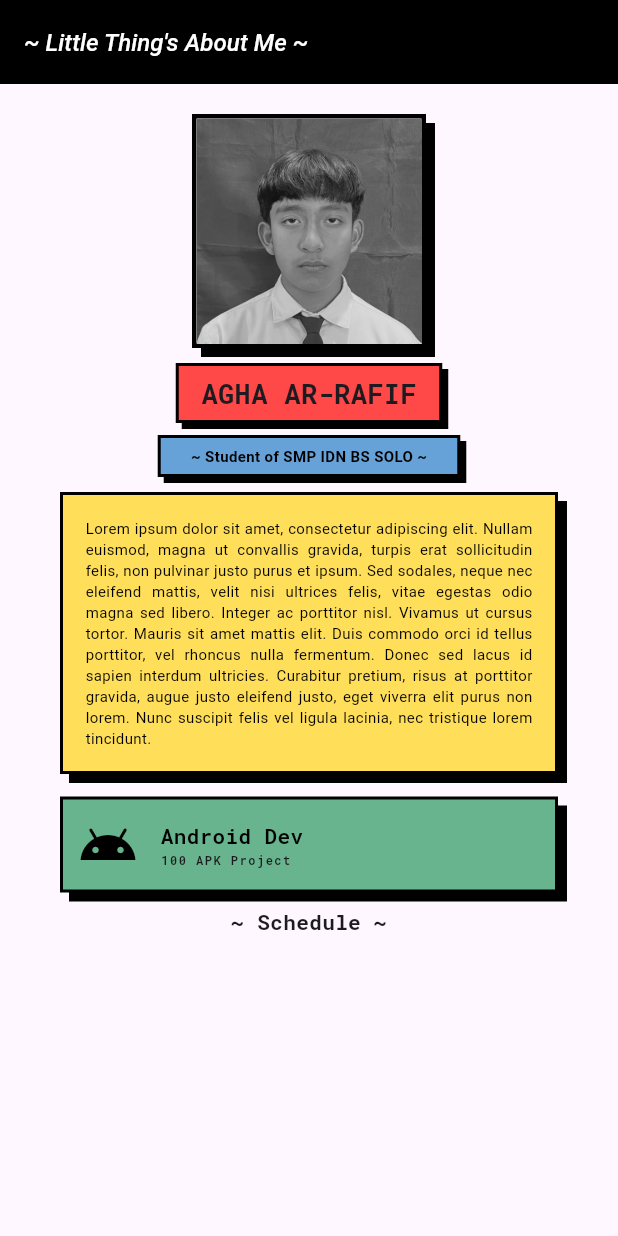
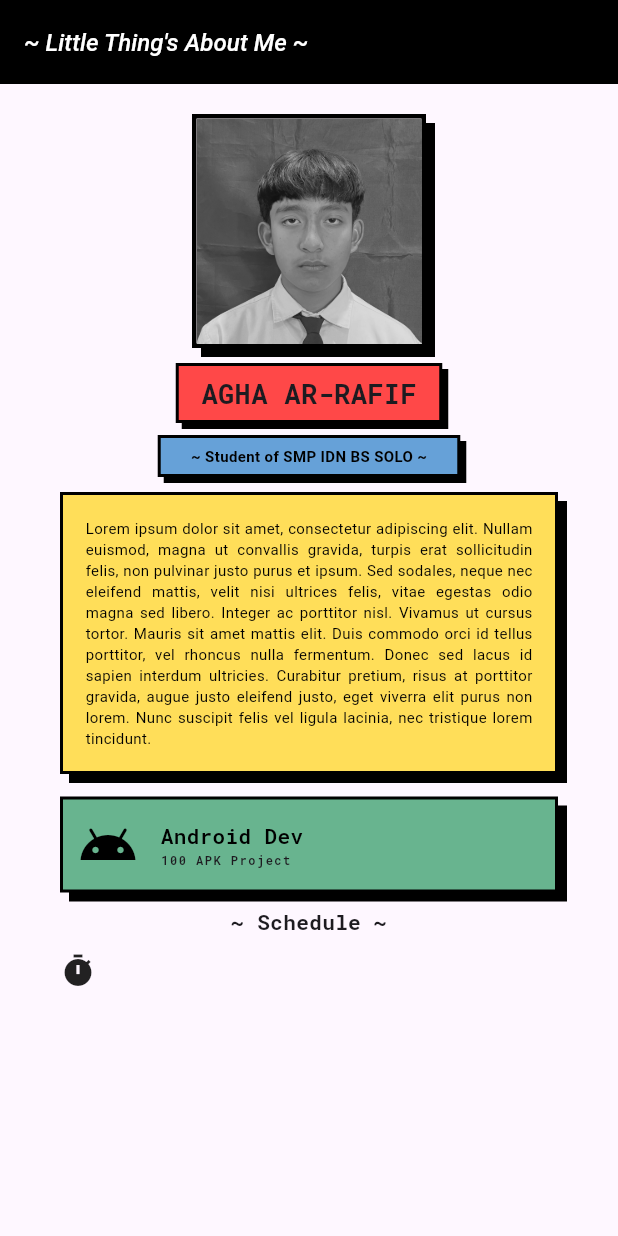
Before and after one commit to Gha211th/Profile-Card-App, a Flutter app: the screen it shows after launch, on a phone screen of 412 x 824 dp. Run offline on Flutter 3.47's test engine with Material 3 defaults, Android fonts, the phone set to English and light mode, and no system bars.

Commit message:
come on!

```diff
--- a/lib/profile.dart
+++ b/lib/profile.dart
@@ -167,7 +167,11 @@ class ProfileCard extends StatelessWidget {
                   ),
                 ),
               ),
-              Row(children: [Column()]),
+              Row(
+                children: [
+                  Column(children: [Icon(Icons.timer)]),
+                ],
+              ),
             ],
           ),
         ),
```
